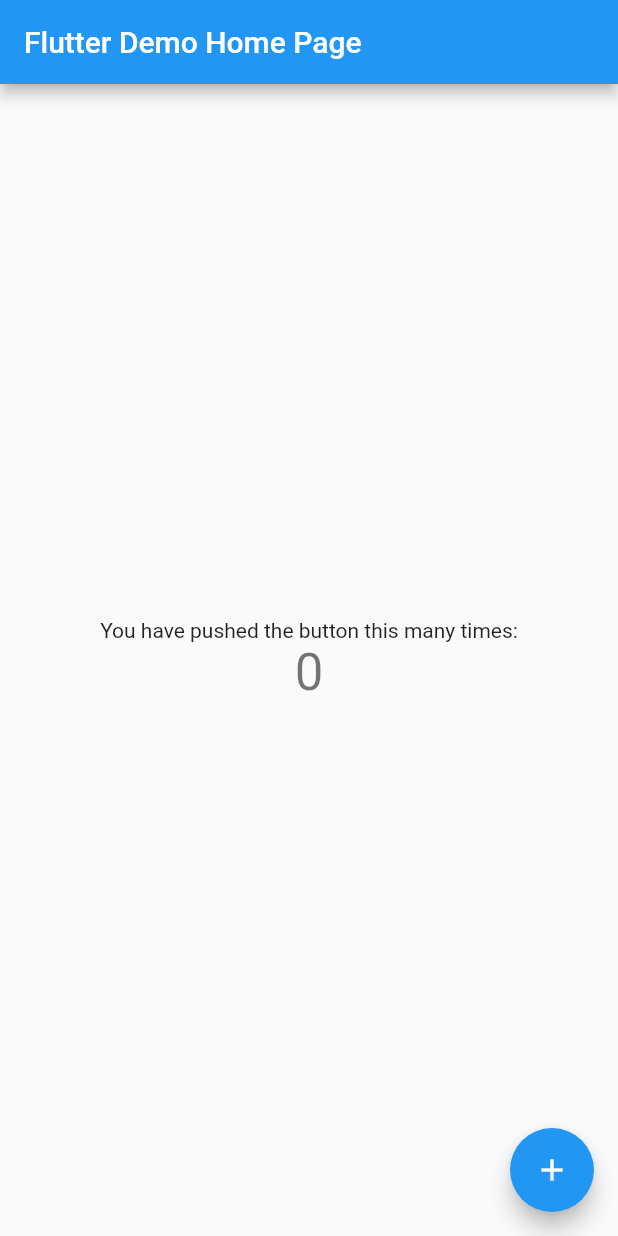
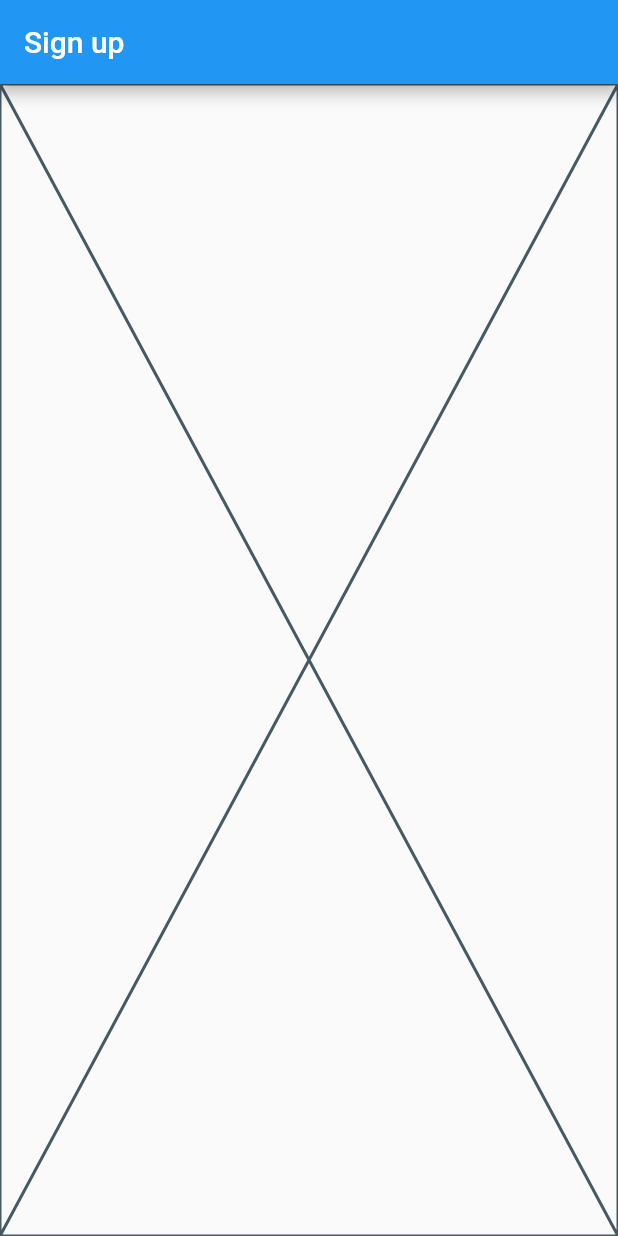
Before and after one commit to LYDUYLINH1984/project_flutter, a Flutter app: the screen it shows after launch, on a phone screen of 412 x 824 dp. Run offline on Flutter 3.47's test engine with Material 2 defaults, Android fonts, the phone set to English and light mode, and no system bars; our stand-ins replace dio, equatable, flutter_spinkit, rxdart, shared_preferences; missing offline and left inert: dart:ffi.

Commit message:
Setup route

```diff
--- a/lib/common/app_constants.dart
+++ b/lib/common/app_constants.dart
@@ -1,3 +1,6 @@
 class AppConstants {
   static const String BASE_URL = "https://serverappsale.onrender.com/";
+
+  // Route
+  static const String SIGN_UP_ROUTE_NAME = "/sign-up";
 }
--- a/lib/main.dart
+++ b/lib/main.dart
@@ -1,4 +1,6 @@
 import 'package:flutter/material.dart';
+import 'package:flutter_app_sale_25042023/common/app_constants.dart';
+import 'package:flutter_app_sale_25042023/presentation/page/sign_up/sign_up_page.dart';
 
 void main() {
   runApp(const MyApp());
@@ -13,103 +15,12 @@ class MyApp extends StatelessWidget {
     return MaterialApp(
       title: 'Flutter Demo',
       theme: ThemeData(
-        // This is the theme of your application.
-        //
-        // Try running your application with "flutter run". You'll see the
-        // application has a blue toolbar. Then, without quitting the app, try
-        // changing the primarySwatch below to Colors.green and then invoke
-        // "hot reload" (press "r" in the console where you ran "flutter run",
-        // or simply save your changes to "hot reload" in a Flutter IDE).
-        // Notice that the counter didn't reset back to zero; the application
-        // is not restarted.
         primarySwatch: Colors.blue,
       ),
-      home: const MyHomePage(title: 'Flutter Demo Home Page'),
+      routes: {
+        AppConstants.SIGN_UP_ROUTE_NAME: (context) => SignUpPage()
+      },
+      initialRoute: AppConstants.SIGN_UP_ROUTE_NAME,
     );
   }
 }
-
-class MyHomePage extends StatefulWidget {
-  const MyHomePage({super.key, required this.title});
-
-  // This widget is the home page of your application. It is stateful, meaning
-  // that it has a State object (defined below) that contains fields that affect
-  // how it looks.
-
-  // This class is the configuration for the state. It holds the values (in this
-  // case the title) provided by the parent (in this case the App widget) and
-  // used by the build method of the State. Fields in a Widget subclass are
-  // always marked "final".
-
-  final String title;
-
-  @override
-  State<MyHomePage> createState() => _MyHomePageState();
-}
-
-class _MyHomePageState extends State<MyHomePage> {
-  int _counter = 0;
-
-  void _incrementCounter() {
-    setState(() {
-      // This call to setState tells the Flutter framework that something has
-      // changed in this State, which causes it to rerun the build method below
-      // so that the display can reflect the updated values. If we changed
-      // _counter without calling setState(), then the build method would not be
-      // called again, and so nothing would appear to happen.
-      _counter++;
-    });
-  }
-
-  @override
-  Widget build(BuildContext context) {
-    // This method is rerun every time setState is called, for instance as done
-    // by the _incrementCounter method above.
-    //
-    // The Flutter framework has been optimized to make rerunning build methods
-    // fast, so that you can just rebuild anything that needs updating rather
-    // than having to individually change instances of widgets.
-    return Scaffold(
-      appBar: AppBar(
-        // Here we take the value from the MyHomePage object that was created by
-        // the App.build method, and use it to set our appbar title.
-        title: Text(widget.title),
-      ),
-      body: Center(
-        // Center is a layout widget. It takes a single child and positions it
-        // in the middle of the parent.
-        child: Column(
-          // Column is also a layout widget. It takes a list of children and
-          // arranges them vertically. By default, it sizes itself to fit its
-          // children horizontally, and tries to be as tall as its parent.
-          //
-          // Invoke "debug painting" (press "p" in the console, choose the
-          // "Toggle Debug Paint" action from the Flutter Inspector in Android
-          // Studio, or the "Toggle Debug Paint" command in Visual Studio Code)
-          // to see the wireframe for each widget.
-          //
-          // Column has various properties to control how it sizes itself and
-          // how it positions its children. Here we use mainAxisAlignment to
-          // center the children vertically; the main axis here is the vertical
-          // axis because Columns are vertical (the cross axis would be
-          // horizontal).
-          mainAxisAlignment: MainAxisAlignment.center,
-          children: <Widget>[
-            const Text(
-              'You have pushed the button this many times:',
-            ),
-            Text(
-              '$_counter',
-              style: Theme.of(context).textTheme.headline4,
-            ),
-          ],
-        ),
-      ),
-      floatingActionButton: FloatingActionButton(
-        onPressed: _incrementCounter,
-        tooltip: 'Increment',
-        child: const Icon(Icons.add),
-      ), // This trailing comma makes auto-formatting nicer for build methods.
-    );
-  }
-}
--- /dev/null
+++ b/lib/presentation/page/sign_up/sign_up_page.dart
@@ -0,0 +1,31 @@
+import 'package:flutter/material.dart';
+import 'package:flutter_app_sale_25042023/common/base/base_widget.dart';
+
+class SignUpPage extends StatelessWidget {
+  const SignUpPage({Key? key}) : super(key: key);
+
+  @override
+  Widget build(BuildContext context) {
+    return PageContainer(
+      providers: [],
+      appBar: AppBar(
+        title: Text("Sign up"),
+      ),
+      child: SignUpContainer(),
+    );
+  }
+}
+
+class SignUpContainer extends StatefulWidget {
+  const SignUpContainer({Key? key}) : super(key: key);
+
+  @override
+  State<SignUpContainer> createState() => _SignUpContainerState();
+}
+
+class _SignUpContainerState extends State<SignUpContainer> {
+  @override
+  Widget build(BuildContext context) {
+    return const Placeholder();
+  }
+}
```
Also changed, not shown: 1 other file.
